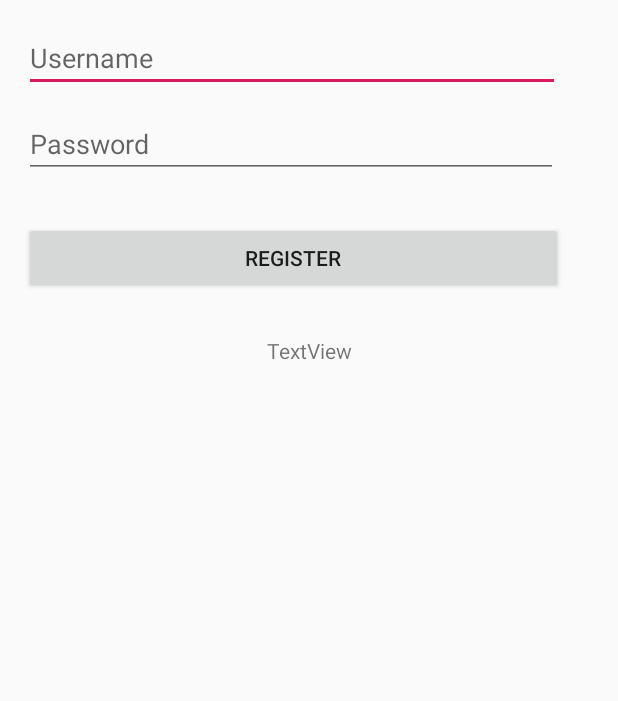
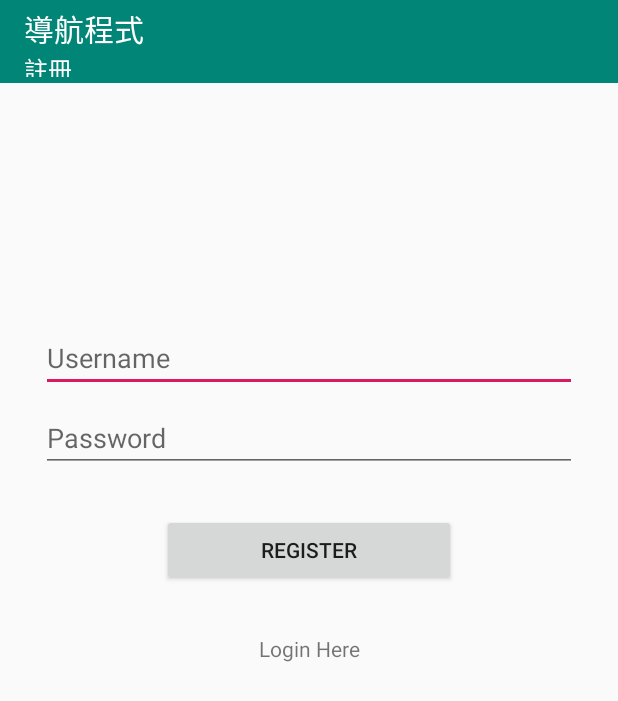
Before and after one commit to Xiink/MyMaps-master, an Android app: the screen it shows after launch (RegisterActivity), after a tap on an icon or button, on a phone screen of 412 x 824 dp. Shown: the top 701 px of the screen. Run offline under Robolectric (Android 15) with nearby library versions, the phone set to English and light mode, and no system bars; our stand-ins replace Volley.

Commit message:
2019/09/17 介面大幅優化(藍芽可能存在問題，暫時關閉)

```diff
--- a/app/build.gradle
+++ b/app/build.gradle
@@ -36,4 +36,6 @@ dependencies {
 
     implementation 'com.karumi:dexter:5.0.0'
     implementation 'com.android.volley:volley:1.1.1'
+
+    implementation 'com.android.support:design:25.1.0'
 }
--- a/app/src/main/java/com/example/user/mymaps/DirectionsParser.java
+++ b/app/src/main/java/com/example/user/mymaps/DirectionsParser.java
@@ -50,7 +50,7 @@ public class DirectionsParser {
 
                         instructions = (String) (((JSONObject) jSteps.get(0)).get("html_instructions"));//抓取路線資訊
                         text = (int) ((JSONObject) ((JSONObject) jSteps.get(0)).get("distance")).get("value");//抓取距離
-                        AllMessage +=  k+"."+(((JSONObject) jSteps.get(k)).get("html_instructions"))+"\n\n";
+                        AllMessage +=  k+"."+(((JSONObject) jSteps.get(k)).get("html_instructions"))+"\n"+"-------------------------------------"+"\n";
                         howlong = "\n"+instructions;
                         //取得左右轉
                        if(jSteps.length()>1){
--- a/app/src/main/java/com/example/user/mymaps/RegisterActivity.java
+++ b/app/src/main/java/com/example/user/mymaps/RegisterActivity.java
@@ -30,6 +30,7 @@ public class RegisterActivity extends AppCompatActivity {
     private EditText Rname,RPassowrd;
     private Button RRegister;
     private TextView test;
+    private TextView LLoginLink;
     private final static String mUrl = "http://35.184.29.240:80/conn.php";
     private final static String mUrl_S = "http://35.184.29.240:80/get.php";
     private RequestQueue mQueue,mmQueue;
@@ -43,7 +44,7 @@ public class RegisterActivity extends AppCompatActivity {
         Rname = (EditText) findViewById(R.id.RUsername);
         RPassowrd = (EditText) findViewById(R.id.RPasspword);
         RRegister = (Button) findViewById(R.id.RRegister);
-        test = (TextView) findViewById(R.id.test);
+        LLoginLink = (TextView) findViewById(R.id.LLoginLink);
         mQueue = Volley.newRequestQueue(getApplicationContext());
         mmQueue = Volley.newRequestQueue(getApplicationContext());
 
@@ -56,6 +57,15 @@ public class RegisterActivity extends AppCompatActivity {
                     volley_JsonObjectRequestPOST();
                 else
                     Toast.makeText(getApplicationContext(), "請輸入完整!", Toast.LENGTH_LONG).show();
+            }
+        });
+
+        LLoginLink.setOnClickListener(new View.OnClickListener() {
+            @Override
+            public void onClick(View v) {
+                //跳轉至註冊頁面
+                Intent registerIntent = new Intent(RegisterActivity.this, LoginActivity.class);
+                RegisterActivity.this.startActivity(registerIntent);
             }
         });
     }
--- a/app/src/main/res/layout/activity_register.xml
+++ b/app/src/main/res/layout/activity_register.xml
@@ -6,56 +6,90 @@
     android:layout_height="match_parent"
     tools:context=".RegisterActivity">
 
+    <android.support.constraint.ConstraintLayout
+        android:id="@+id/constraintLayout2"
+        android:layout_width="0dp"
+        android:layout_height="512dp"
+        android:layout_marginTop="8dp"
+        android:layout_marginBottom="8dp"
+        app:layout_constraintBottom_toBottomOf="parent"
+        app:layout_constraintEnd_toEndOf="parent"
+        app:layout_constraintStart_toStartOf="parent"
+        app:layout_constraintTop_toBottomOf="@+id/constraintLayout3">
+
+        <TextView
+            android:id="@+id/LLoginLink"
+            android:layout_width="wrap_content"
+            android:layout_height="wrap_content"
+            android:layout_marginTop="32dp"
+            android:text="Login Here"
+            app:layout_constraintEnd_toEndOf="parent"
+            app:layout_constraintStart_toStartOf="parent"
+            app:layout_constraintTop_toBottomOf="@+id/RRegister" />
+
         <EditText
             android:id="@+id/RUsername"
             android:layout_width="357dp"
             android:layout_height="wrap_content"
-        android:layout_marginStart="16dp"
-        android:layout_marginTop="16dp"
+            android:layout_marginStart="8dp"
+            android:layout_marginTop="32dp"
             android:layout_marginEnd="8dp"
             android:ems="10"
             android:hint="Username"
             android:inputType="textPersonName"
             app:layout_constraintEnd_toEndOf="parent"
-        app:layout_constraintHorizontal_bias="0.0"
-        app:layout_constraintStart_toStartOf="parent"
-        app:layout_constraintTop_toTopOf="parent" />
-
-    <Button
-        android:id="@+id/RRegister"
-        android:layout_width="359dp"
-        android:layout_height="wrap_content"
-        android:layout_marginStart="16dp"
-        android:layout_marginTop="148dp"
-        android:layout_marginEnd="8dp"
-        android:text="REGISTER"
-        app:layout_constraintEnd_toEndOf="parent"
-        app:layout_constraintHorizontal_bias="0.0"
             app:layout_constraintStart_toStartOf="parent"
             app:layout_constraintTop_toTopOf="parent" />
 
         <EditText
             android:id="@+id/RPasspword"
-        android:layout_width="356dp"
+            android:layout_width="357dp"
             android:layout_height="wrap_content"
-        android:layout_marginTop="12dp"
-        android:layout_marginEnd="8dp"
+            android:layout_marginTop="8dp"
             android:ems="10"
             android:hint="Password"
             android:inputType="textPassword"
             app:layout_constraintEnd_toEndOf="@+id/RUsername"
-        app:layout_constraintHorizontal_bias="0.0"
-        app:layout_constraintStart_toStartOf="@+id/RUsername"
             app:layout_constraintTop_toBottomOf="@+id/RUsername" />
 
-    <TextView
-        android:id="@+id/test"
-        android:layout_width="wrap_content"
+        <Button
+            android:id="@+id/RRegister"
+            android:layout_width="196dp"
             android:layout_height="wrap_content"
+            android:layout_marginStart="8dp"
             android:layout_marginTop="28dp"
-        android:text="TextView"
+            android:layout_marginEnd="8dp"
+            android:text="REGISTER"
             app:layout_constraintEnd_toEndOf="parent"
             app:layout_constraintStart_toStartOf="parent"
-        app:layout_constraintTop_toBottomOf="@+id/RRegister" />
+            app:layout_constraintTop_toBottomOf="@+id/RPasspword" />
+    </android.support.constraint.ConstraintLayout>
+
+    <android.support.constraint.ConstraintLayout
+        android:id="@+id/constraintLayout3"
+        android:layout_width="0dp"
+        android:layout_height="55dp"
+        app:layout_constraintEnd_toEndOf="parent"
+        app:layout_constraintStart_toStartOf="parent"
+        app:layout_constraintTop_toTopOf="parent">
+
+        <android.support.v7.widget.Toolbar
+            android:id="@+id/toolbar3"
+            android:layout_width="0dp"
+            android:layout_height="wrap_content"
+            android:background="?attr/colorPrimary"
+            app:title="導航程式"
+            app:titleTextColor="#FFFFFFFF"
+            app:subtitle="註冊"
+            app:subtitleTextColor="#FFFFFFFF"
+            android:minHeight="?attr/actionBarSize"
+            android:theme="?attr/actionBarTheme"
+            app:layout_constraintBottom_toBottomOf="parent"
+            app:layout_constraintEnd_toEndOf="parent"
+            app:layout_constraintHorizontal_bias="0.0"
+            app:layout_constraintStart_toStartOf="parent"
+            app:layout_constraintTop_toTopOf="parent"
+            app:layout_constraintVertical_bias="0.0" />
+    </android.support.constraint.ConstraintLayout>
 
 </android.support.constraint.ConstraintLayout>
--- a/app/src/main/res/values/strings.xml
+++ b/app/src/main/res/values/strings.xml
@@ -4,4 +4,6 @@
     <string name="tap_instructions1">tap_instructions</string>
     <string name="move_the_camera2">move_the_camera</string>
     <string name="button1">Button</string>
+    <string name="drawer_open">Drawer opened</string>
+    <string name="drawer_close">Drawer closed</string>
 </resources>
--- a/build.gradle
+++ b/build.gradle
@@ -5,11 +5,10 @@ buildscript {
     repositories {
         google()
         jcenter()
+        maven { url 'https://jitpack.io' }
     }
     dependencies {
         classpath 'com.android.tools.build:gradle:3.2.0'
-
-
         // NOTE: Do not place your application dependencies here; they belong
         // in the individual module build.gradle files
     }
```
Also changed, not shown: app/src/main/java/com/example/user/mymaps/MapsActivity_Test.java (+120 -82 lines), app/src/main/res/layout/activity_login.xml (+5 -3 lines), app/src/main/res/layout/activity_maps__test.xml (+61 -70 lines). Lines whose indentation alone changed are shown as unchanged.
